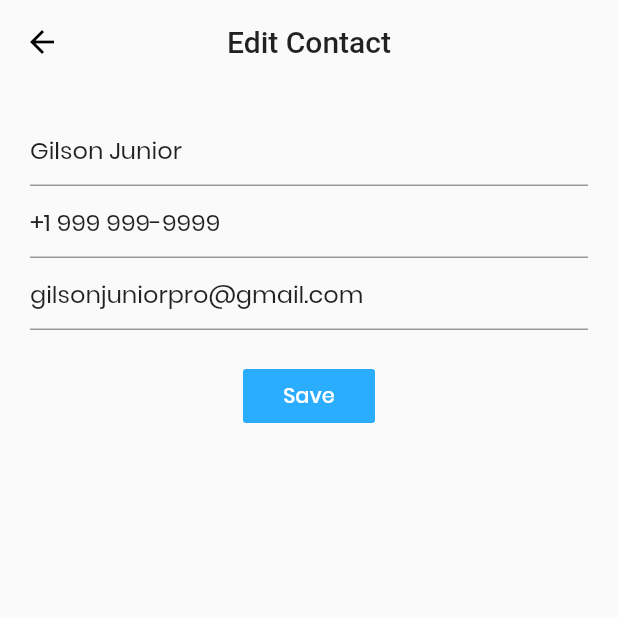
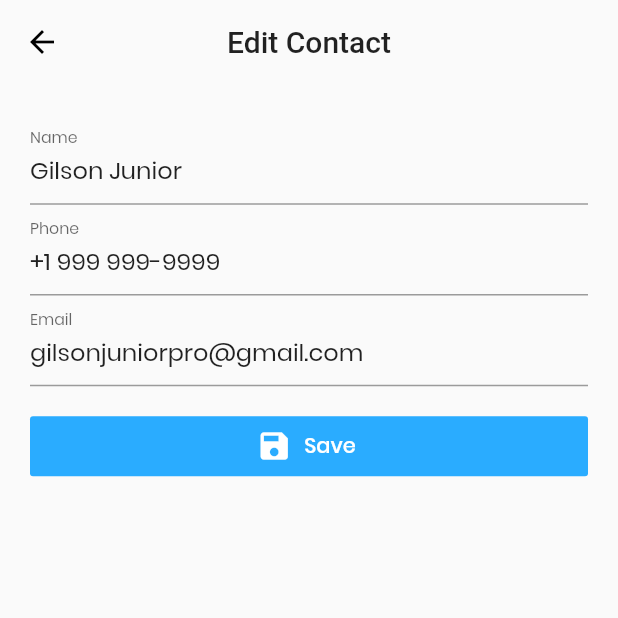
Before and after one commit to gilsonjuniorpro/contacts, a Flutter app: the EditContactView screen opened directly, on a phone screen of 412 x 824 dp, the top half of it. Run offline on Flutter 3.47's test engine with Material 2 defaults, Android fonts, the phone set to English and light mode, and no system bars; network calls fail.

```diff
--- a/lib/android/view/edit-contact.view.dart
+++ b/lib/android/view/edit-contact.view.dart
@@ -22,18 +22,36 @@ class EditContactView extends StatelessWidget {
           child: Column(
             children: [
               TextFormField(
+                decoration: InputDecoration(
+                  labelText: "Name",
+                  labelStyle: TextStyle(
+                    fontSize: 14,
+                  ),
+                ),
                 initialValue: model?.name,
                 onSaved: (val) {
                   model.name = val;
                 },
               ),
               TextFormField(
+                decoration: InputDecoration(
+                  labelText: "Phone",
+                  labelStyle: TextStyle(
+                    fontSize: 14,
+                  ),
+                ),
                 initialValue: model?.phone,
                 onSaved: (val) {
                   model.phone = val;
                 },
               ),
               TextFormField(
+                decoration: InputDecoration(
+                  labelText: "Email",
+                  labelStyle: TextStyle(
+                    fontSize: 14,
+                  ),
+                ),
                 initialValue: model?.email,
                 onSaved: (val) {
                   model.email = val;
@@ -42,15 +60,23 @@ class EditContactView extends StatelessWidget {
               SizedBox(
                 height: 20,
               ),
-              FlatButton(
-                  onPressed: (){},
-                  color: Theme.of(context).primaryColor,
-                  child: Text(
-                    "Save",
-                    style: TextStyle(
+              Container(
+                width: double.infinity,
+                height: 40,
+                child: FlatButton.icon(
+                    onPressed: (){},
+                    color: Theme.of(context).primaryColor,
+                    icon: Icon(
+                      Icons.save,
                       color: Theme.of(context).accentColor,
+                    ),
+                    label: Text(
+                      "Save",
+                      style: TextStyle(
+                        color: Theme.of(context).accentColor,
+                      )
                     )
-                  )
+                ),
               ),
             ],
           ),
```
Also changed, not shown: lib/android/view/address.view.dart (added, +75 -0 lines), lib/android/view/details.view.dart (+9 -1 lines).
